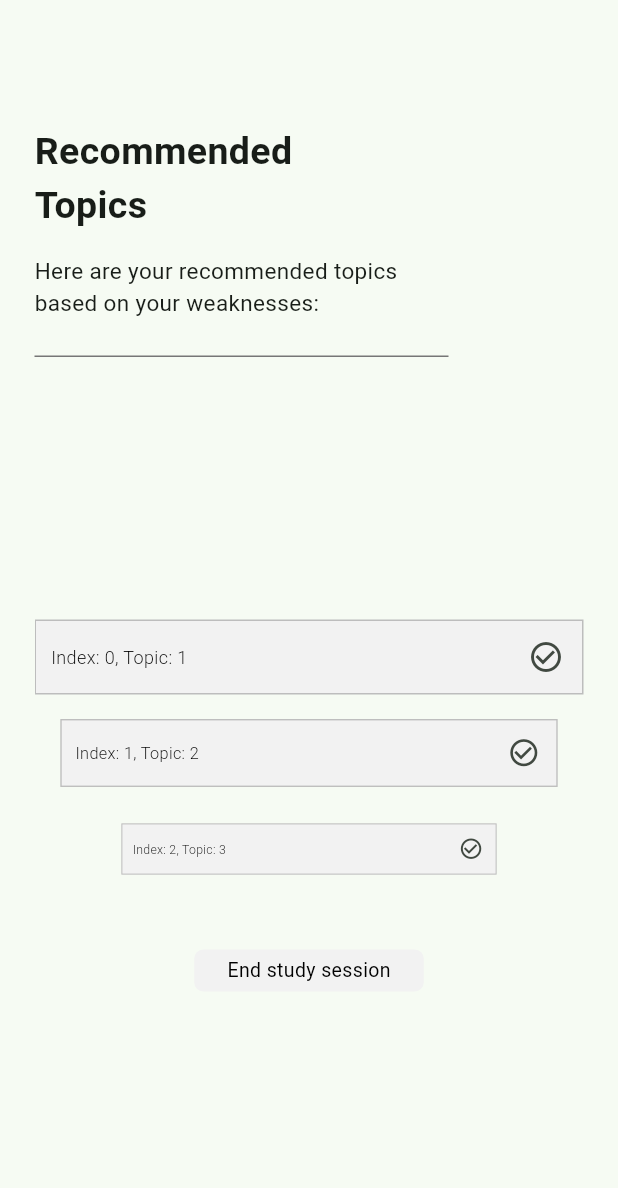
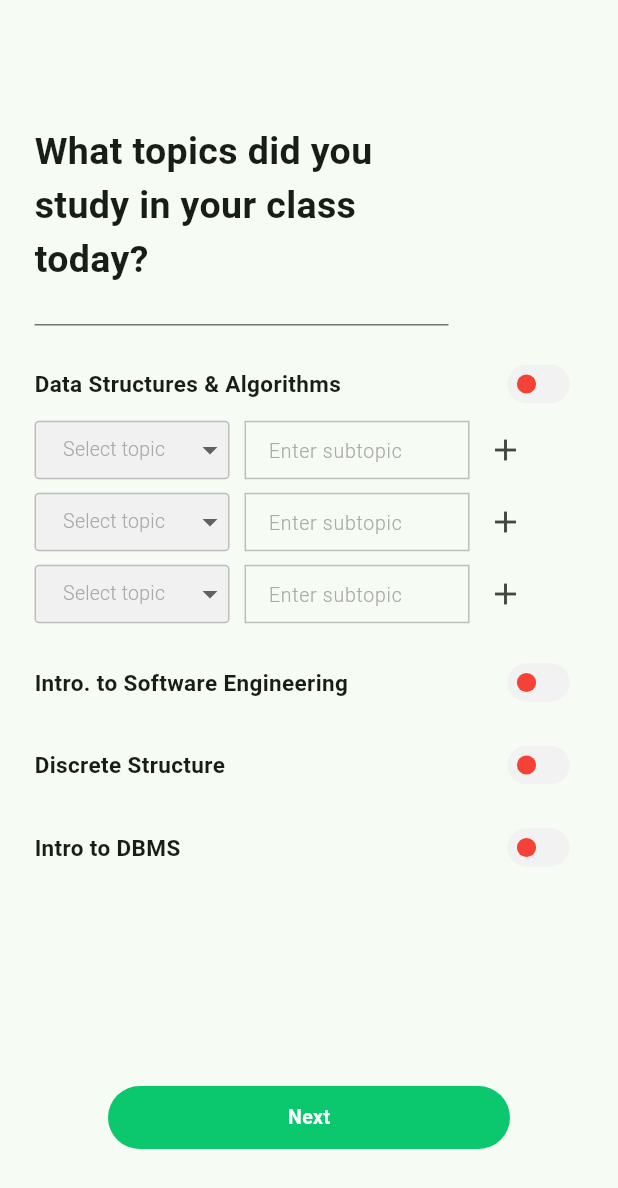
Before and after one commit to imranahmad2k1/spa-app, a Flutter app: the ReviseView screen opened by its route, after a tap on an icon or button, on a phone screen of 412 x 824 dp. Shown: the top 1188 px of the screen. Run offline on Flutter 3.47's test engine with Material 2 defaults, Android fonts, the phone set to English and light mode, and no system bars; drawn by our look-alikes of carousel_slider.

Commit message:
studied_today view completed

```diff
--- /dev/null
+++ b/lib/components/custom_topic_dropdown.dart
@@ -0,0 +1,114 @@
+import 'package:flutter/material.dart';
+import 'package:student_personal_assistant/constants/colors.dart';
+
+class CustomTopicDropdown extends StatelessWidget {
+  const CustomTopicDropdown({super.key});
+
+  @override
+  Widget build(BuildContext context) {
+    // Initial Selected Value
+    String dropdownvalue = 'Select topic';
+
+    // List of items in our dropdown menu
+    var items = [
+      'Select topic',
+      'Topic 1',
+      'Topic 2',
+      'Topic 3',
+      'Topic 4',
+      'Topic 5',
+    ];
+    return Column(
+      children: [
+        Row(
+          children: [
+            Container(
+              decoration: BoxDecoration(
+                border: Border.all(color: const Color(borderColor)),
+                borderRadius: BorderRadius.circular(3.0),
+                color: const Color(fieldBackgroundColor),
+              ),
+              child: DropdownButtonHideUnderline(
+                child: SizedBox(
+                  height: 37,
+                  child: DropdownButton(
+                    value: dropdownvalue,
+                    items: items.map((String items) {
+                      return DropdownMenuItem(
+                        value: items,
+                        child: Container(
+                          // width: 230,
+                          margin: const EdgeInsets.symmetric(
+                            horizontal: 18,
+                          ),
+                          child: Text(
+                            items,
+                            style: const TextStyle(
+                              fontSize: 13,
+                              fontWeight: FontWeight.w300,
+                              color: Color(fieldUnselectedTextColor),
+                            ),
+                          ),
+                        ),
+                      );
+                    }).toList(),
+                    onChanged: (String? value) {},
+                  ),
+                ),
+              ),
+            ),
+            const SizedBox(
+              width: 10,
+            ),
+            const SizedBox(
+              width: 150,
+              height: 39,
+              child: TextField(
+                maxLines: 1,
+                textAlignVertical: TextAlignVertical.bottom,
+                style: TextStyle(
+                  fontSize: 13,
+                  fontWeight: FontWeight.w300,
+                  color: Colors.black,
+                ),
+                decoration: InputDecoration(
+                  isDense: true,
+                  hintText: 'Enter subtopic',
+                  hintStyle: TextStyle(
+                    fontSize: 13,
+                    fontWeight: FontWeight.w300,
+                    color: Color(fieldUnselectedTextColor),
+                  ),
+                  border: OutlineInputBorder(
+                    borderSide: BorderSide(
+                      color: Color(borderColor),
+                    ),
+                    borderRadius: BorderRadius.zero,
+                  ),
+                  enabledBorder: OutlineInputBorder(
+                    borderSide: BorderSide(
+                      color: Color(borderColor),
+                    ),
+                    borderRadius: BorderRadius.zero,
+                  ),
+                  focusedBorder: OutlineInputBorder(
+                    borderSide: BorderSide(
+                      color: Color(borderColor),
+                    ),
+                    borderRadius: BorderRadius.zero,
+                  ),
+                ),
+              ),
+            ),
+            IconButton(
+                onPressed: () {},
+                icon: const Icon(
+                  Icons.add,
+                  size: 24,
+                )),
+          ],
+        ),
+      ],
+    );
+  }
+}
--- a/lib/constants/routes.dart
+++ b/lib/constants/routes.dart
@@ -7,6 +7,7 @@ const verifyEmailRoute = '/verify_email';
 const setupRoute = '/setup';
 const uploadOutlinesRoute = '/setup/upload_outlines';
 const reviseRoute = '/revise';
+const studiedTodayRoute = '/revise/studied_today';
 const recommendRoute = '/recommend';
 const studyRoute = '/study';
 const recommendSubjectsRoute = '/study/recommend';
--- a/lib/main.dart
+++ b/lib/main.dart
@@ -1,5 +1,4 @@
 import 'package:flutter/material.dart';
-import 'package:student_personal_assistant/components/recommendations/carousel_slider.dart';
 import 'package:student_personal_assistant/constants/colors.dart';
 import 'package:student_personal_assistant/views/homepage_view.dart';
 import 'package:student_personal_assistant/views/login/forgot_password_view.dart';
@@ -10,6 +9,7 @@ import 'package:student_personal_assistant/views/recommended_topics_view.dart';
 import 'package:student_personal_assistant/views/register/create_an_account_view.dart';
 import 'package:student_personal_assistant/views/register/verify_email_view.dart';
 import 'package:student_personal_assistant/views/revise/revise_view.dart';
+import 'package:student_personal_assistant/views/revise/studied_today_view.dart';
 import 'package:student_personal_assistant/views/setup/set_weekly_timetable_view.dart';
 import 'package:student_personal_assistant/views/setup/upload_course_outlines_view.dart';
 import 'package:student_personal_assistant/views/study/recommended_subjects_view.dart';
@@ -32,6 +32,7 @@ void main() {
       uploadOutlinesRoute: (context) => const UploadCourseOutlinesView(),
       homepageRoute: (context) => const HomepageView(),
       reviseRoute: (context) => const ReviseView(),
+      studiedTodayRoute: (context) => const StudiedTodayView(),
       recommendRoute: (context) => const RecommendedTopicsView(),
       studyRoute: (context) => const StudyView(),
       recommendSubjectsRoute: (context) => const RecommendedSubjectsView(),
--- a/lib/views/revise/revise_view.dart
+++ b/lib/views/revise/revise_view.dart
@@ -40,7 +40,7 @@ class ReviseView extends StatelessWidget {
           CustomButton(
               buttonText: 'Let\'s start Revision',
               onPressed: () {
-                Navigator.of(context).pushNamed(recommendRoute);
+                Navigator.of(context).pushNamed(studiedTodayRoute);
               }),
           const SizedBox(
             height: 35,
--- /dev/null
+++ b/lib/views/revise/studied_today_view.dart
@@ -0,0 +1,172 @@
+import 'package:flutter/material.dart';
+import 'package:student_personal_assistant/components/custom_button.dart';
+import 'package:student_personal_assistant/components/custom_divider.dart';
+import 'package:student_personal_assistant/components/custom_heading.dart';
+import 'package:student_personal_assistant/components/custom_topic_dropdown.dart';
+import 'package:student_personal_assistant/constants/colors.dart';
+import 'package:student_personal_assistant/constants/routes.dart';
+
+class StudiedTodayView extends StatefulWidget {
+  const StudiedTodayView({super.key});
+
+  @override
+  State<StudiedTodayView> createState() => _StudiedTodayViewState();
+}
+
+class _StudiedTodayViewState extends State<StudiedTodayView> {
+  bool _value1 = false;
+  bool _value2 = false;
+  bool _value3 = false;
+  bool _value4 = false;
+
+  @override
+  Widget build(BuildContext context) {
+    return Scaffold(
+      body: Container(
+        margin: const EdgeInsets.symmetric(horizontal: 23),
+        child: Column(
+          crossAxisAlignment: CrossAxisAlignment.start,
+          children: [
+            const SizedBox(height: 83),
+            const CustomHeading(
+                text: "What topics did you\nstudy in your class\ntoday?"),
+            const SizedBox(height: 20),
+            const CustomDivider(alignLeft: true),
+            const SizedBox(height: 14),
+            Row(
+              mainAxisAlignment: MainAxisAlignment.spaceBetween,
+              children: [
+                const Text(
+                  "Data Structures & Algorithms",
+                  style: TextStyle(
+                    fontSize: 15,
+                    fontWeight: FontWeight.bold,
+                  ),
+                ),
+                Transform.scale(
+                  scale: .8,
+                  child: Switch(
+                    activeColor: const Color(primaryColor),
+                    inactiveThumbColor: Colors.red,
+                    inactiveTrackColor: const Color(secondaryColor),
+                    trackOutlineColor:
+                        const MaterialStatePropertyAll(Color(0x00000000)),
+                    materialTapTargetSize: MaterialTapTargetSize.shrinkWrap,
+                    value: _value1,
+                    onChanged: (value) {
+                      setState(() {
+                        _value1 = value;
+                      });
+                    },
+                  ),
+                ),
+              ],
+            ),
+            const CustomTopicDropdown(),
+            const CustomTopicDropdown(),
+            const CustomTopicDropdown(),
+            const SizedBox(height: 15),
+            Row(
+              mainAxisAlignment: MainAxisAlignment.spaceBetween,
+              children: [
+                const Text(
+                  "Intro. to Software Engineering",
+                  style: TextStyle(
+                    fontSize: 15,
+                    fontWeight: FontWeight.bold,
+                  ),
+                ),
+                Transform.scale(
+                  scale: .8,
+                  child: Switch(
+                    activeColor: const Color(primaryColor),
+                    inactiveThumbColor: Colors.red,
+                    inactiveTrackColor: const Color(secondaryColor),
+                    trackOutlineColor:
+                        const MaterialStatePropertyAll(Color(0x00000000)),
+                    materialTapTargetSize: MaterialTapTargetSize.shrinkWrap,
+                    value: _value2,
+                    onChanged: (value) {
+                      setState(() {
+                        _value2 = value;
+                      });
+                    },
+                  ),
+                ),
+              ],
+            ),
+            const SizedBox(height: 15),
+            Row(
+              mainAxisAlignment: MainAxisAlignment.spaceBetween,
+              children: [
+                const Text(
+                  "Discrete Structure",
+                  style: TextStyle(
+                    fontSize: 15,
+                    fontWeight: FontWeight.bold,
+                  ),
+                ),
+                Transform.scale(
+                  scale: .8,
+                  child: Switch(
+                    activeColor: const Color(primaryColor),
+                    inactiveThumbColor: Colors.red,
+                    inactiveTrackColor: const Color(secondaryColor),
+                    trackOutlineColor:
+                        const MaterialStatePropertyAll(Color(0x00000000)),
+                    materialTapTargetSize: MaterialTapTargetSize.shrinkWrap,
+                    value: _value3,
+                    onChanged: (value) {
+                      setState(() {
+                        _value3 = value;
+                      });
+                    },
+                  ),
+                ),
+              ],
+            ),
+            const SizedBox(height: 15),
+            Row(
+              mainAxisAlignment: MainAxisAlignment.spaceBetween,
+              children: [
+                const Text(
+                  "Intro to DBMS",
+                  style: TextStyle(
+                    fontSize: 15,
+                    fontWeight: FontWeight.bold,
+                  ),
+                ),
+                Transform.scale(
+                  scale: .8,
+                  child: Switch(
+                    activeColor: const Color(primaryColor),
+                    inactiveThumbColor: Colors.red,
+                    inactiveTrackColor: const Color(secondaryColor),
+                    trackOutlineColor:
+                        const MaterialStatePropertyAll(Color(0x00000000)),
+                    materialTapTargetSize: MaterialTapTargetSize.shrinkWrap,
+                    value: _value4,
+                    onChanged: (value) {
+                      setState(() {
+                        _value4 = value;
+                      });
+                    },
+                  ),
+                ),
+              ],
+            ),
+            const SizedBox(height: 139),
+            Center(
+              child: CustomButton(
+                buttonText: "Next",
+                onPressed: () {
+                  Navigator.of(context).pushNamed(recommendRoute);
+                },
+              ),
+            ),
+          ],
+        ),
+      ),
+    );
+  }
+}
```
